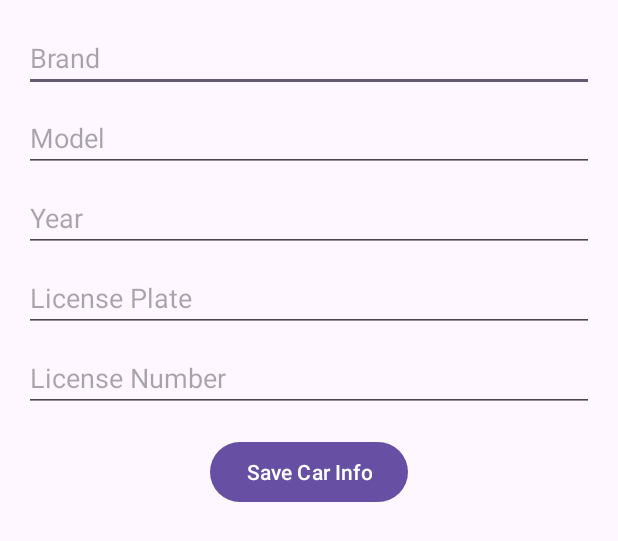
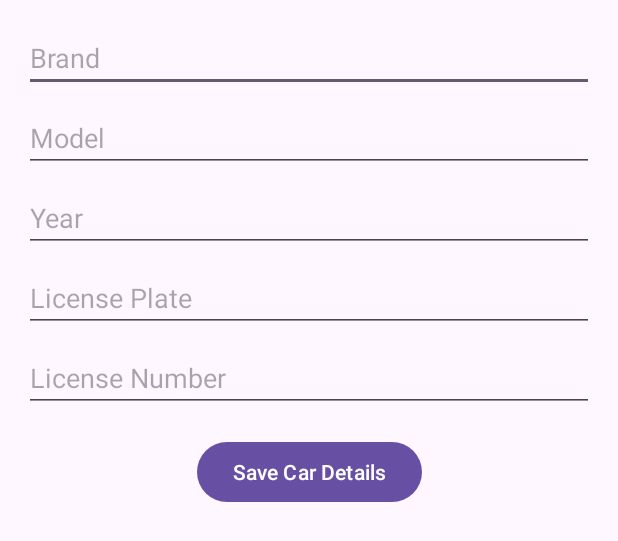
Before and after one commit to palina-pauliuchenka/car-connect, an Android app: the layout activity_car_information.xml on its own in the app's theme, with its tools: preview values and no code run, on a phone screen of 412 x 824 dp. Shown: the top 541 px of the screen. Run offline under Robolectric (Android 15) with nearby library versions, the phone set to English and light mode, and no system bars.

```diff
--- a/app/src/main/res/layout/activity_car_information.xml
+++ b/app/src/main/res/layout/activity_car_information.xml
@@ -65,7 +65,7 @@
         android:id="@+id/submit_button"
         android:layout_width="wrap_content"
         android:layout_height="wrap_content"
-        android:text="Save Car Info"
+        android:text="Save Car Details"
         app:layout_constraintStart_toStartOf="parent"
         app:layout_constraintEnd_toEndOf="parent"
         app:layout_constraintTop_toBottomOf="@id/license_number_input"
```
Also changed, not shown: app/src/main/res/layout/activity_registration.xml (+8 -0 lines).
